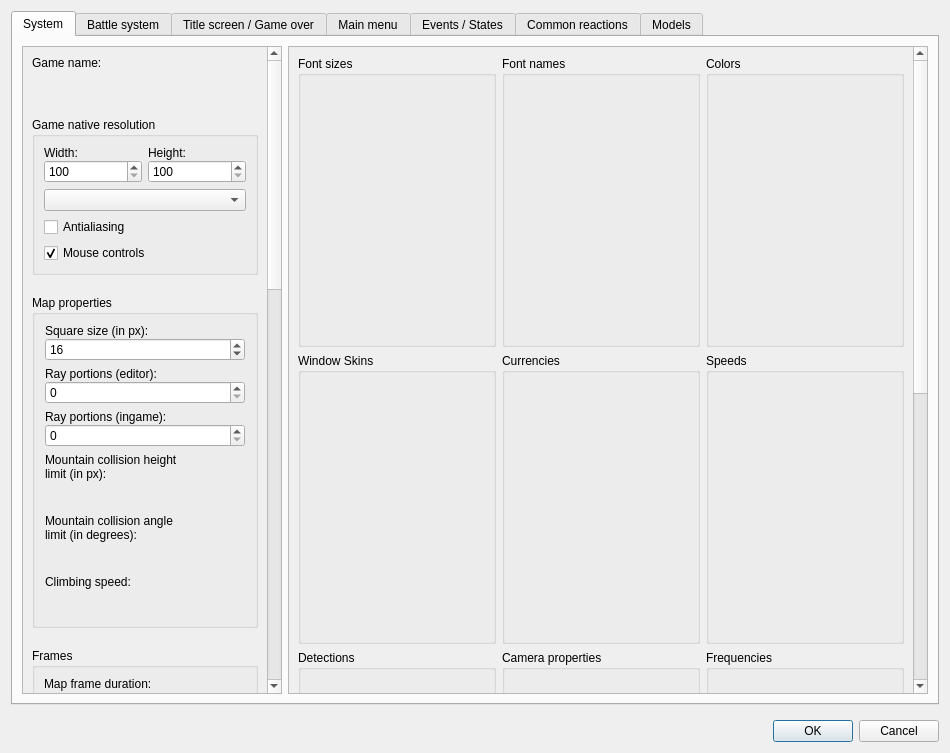
RPG-Paper-Maker/RPG-Paper-Maker, file Editor/Dialogs/dialogsystems.ui: the form before one commit.
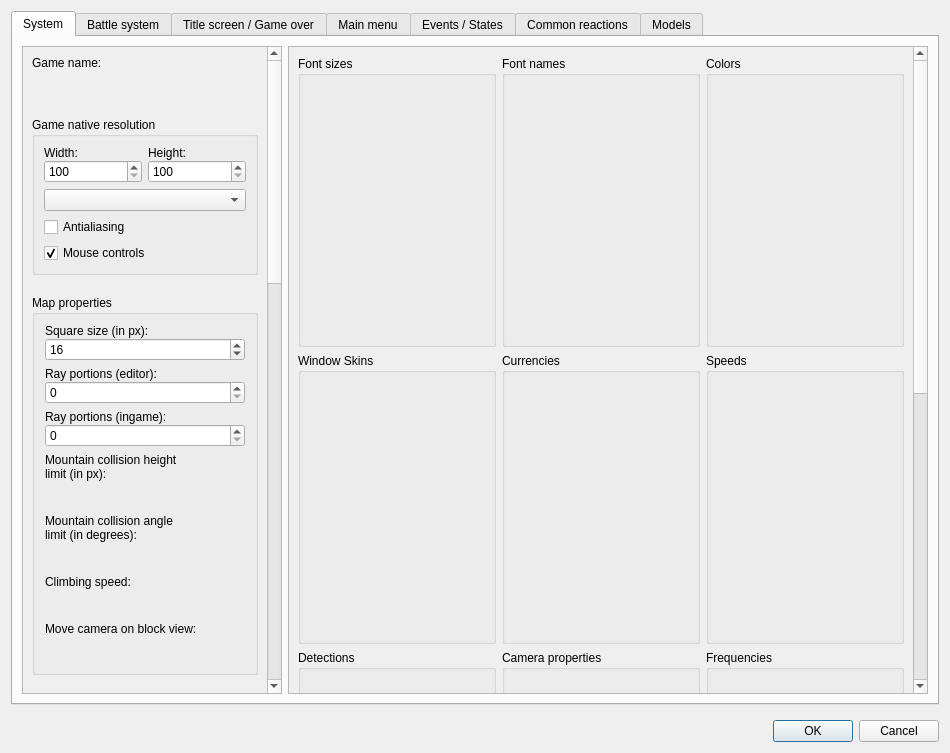
The form after the commit. Custom widgets are drawn as their Qt base class.

Commit message: Move camera closer to hero when camera facing wall or mountains

```diff
--- a/Editor/Dialogs/dialogsystems.ui
+++ b/Editor/Dialogs/dialogsystems.ui
@@ -64,9 +64,9 @@
               <property name="geometry">
                <rect>
                 <x>0</x>
-                <y>-641</y>
+                <y>-389</y>
                 <width>252</width>
-                <height>1973</height>
+                <height>2025</height>
                </rect>
               </property>
               <layout class="QGridLayout" name="gridLayout_13">
@@ -423,6 +423,39 @@
                       </item>
                      </layout>
                     </item>
+                    <item row="2" column="0">
+                     <layout class="QVBoxLayout" name="verticalLayout_42" stretch="0,0">
+                      <property name="spacing">
+                       <number>0</number>
+                      </property>
+                      <item>
+                       <widget class="QLabel" name="labelMoveCameraOnBlockView">
+                        <property name="enabled">
+                         <bool>true</bool>
+                        </property>
+                        <property name="text">
+                         <string>Move camera on block view:</string>
+                        </property>
+                       </widget>
+                      </item>
+                      <item>
+                       <widget class="PanelPrimitiveValue" name="panelPrimitivelabelMoveCameraOnBlockView" native="true">
+                        <property name="minimumSize">
+                         <size>
+                          <width>200</width>
+                          <height>27</height>
+                         </size>
+                        </property>
+                        <property name="maximumSize">
+                         <size>
+                          <width>200</width>
+                          <height>16777215</height>
+                         </size>
+                        </property>
+                       </widget>
+                      </item>
+                     </layout>
+                    </item>
                    </layout>
                   </widget>
                  </item>
```
The commit also changes 8 other files.
